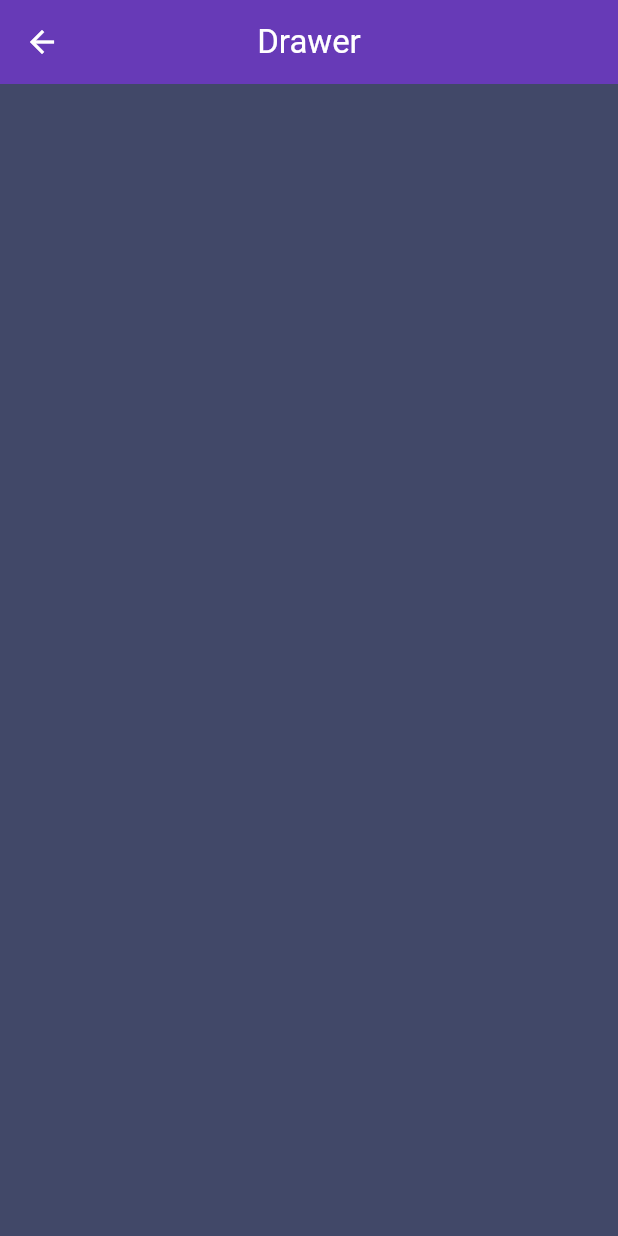
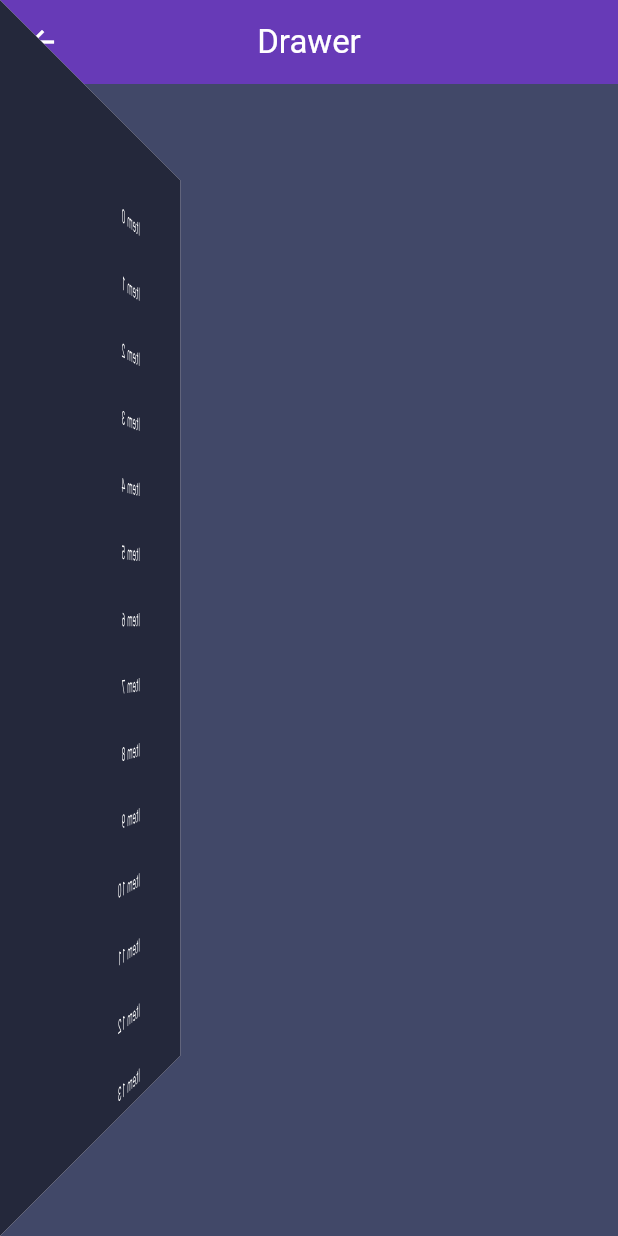
Before and after one commit to gaurishankar007/Flutter-Animations, a Flutter app: the Drawer3D screen opened by its route, on a phone screen of 412 x 824 dp. Run offline on Flutter 3.47's test engine with Material 3 defaults, Android fonts, the phone set to English and light mode, and no system bars.

```diff
--- a/lib/screens/explicit/drawer_3d.dart
+++ b/lib/screens/explicit/drawer_3d.dart
@@ -138,6 +138,17 @@ class _Drawer3DWidgetState extends State<Drawer3DWidget> with TickerProviderStat
                 color: const Color(0xFF1A1B26),
               ),
               Transform(
+                alignment: Alignment.centerLeft,
+                transform: Matrix4.identity()
+                  // Setting perspective for 3D effect
+                  ..setEntry(3, 2, 0.001)
+                  // Moving child towards x axis
+                  ..translate(xControllerForChild.value * maxDragWidth)
+                  // Rotating child based on y axis
+                  ..rotateY(yRotationAnimationForChild.value),
+                child: widget.childBuilder(context),
+              ),
+              Transform(
                 alignment: Alignment.centerRight,
                 transform: Matrix4.identity()
                   ..setEntry(3, 2, 0.001)
@@ -146,17 +157,6 @@ class _Drawer3DWidgetState extends State<Drawer3DWidget> with TickerProviderStat
                   ..rotateY(yRotationAnimationForDrawer.value),
                 child: widget.drawerBuilder(context),
               ),
-              Transform(
-                alignment: Alignment.centerLeft,
-                transform: Matrix4.identity()
-                  // Setting perspective
-                  ..setEntry(3, 2, 0.001)
-                  // Moving child towards x axis
-                  ..translate(xControllerForChild.value * maxDragWidth)
-                  // Rotating child based on y axis
-                  ..rotateY(yRotationAnimationForChild.value),
-                child: widget.childBuilder(context),
-              ),
             ],
           );
         },
```
Also changed, not shown: lib/screens/explicit/transform_clip_path.dart (+16 -0 lines).
